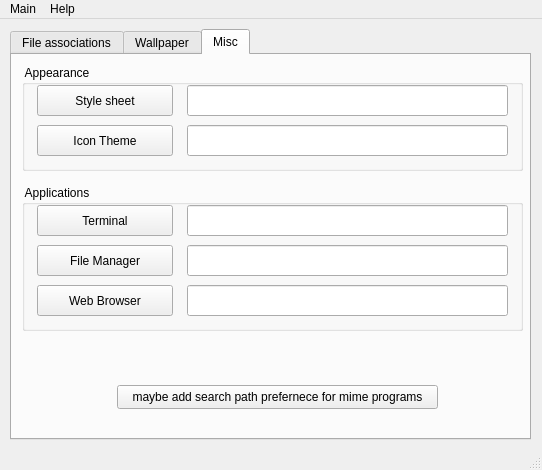
fluxer/bfp, file src/qsettings/qsettings.ui: the form before one commit.
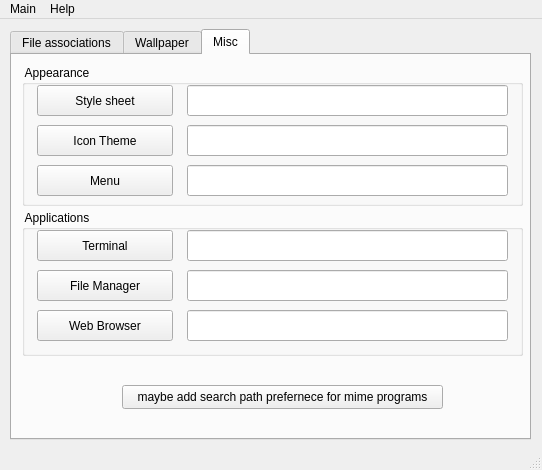
The form after the commit. The open tabs and pages were chosen to show the change. Icons and pictures are not drawn.

Commit message: added menu file option in qsettings

Diff of the .ui file:
```diff
--- a/src/qsettings/qsettings.ui
+++ b/src/qsettings/qsettings.ui
@@ -172,7 +172,7 @@
       <property name="geometry">
        <rect>
         <x>10</x>
-        <y>130</y>
+        <y>155</y>
         <width>501</width>
         <height>146</height>
        </rect>
@@ -277,7 +277,7 @@
         <x>10</x>
         <y>10</y>
         <width>501</width>
-        <height>106</height>
+        <height>141</height>
        </rect>
       </property>
       <property name="title">
@@ -343,11 +343,41 @@
         <bool>true</bool>
        </property>
       </widget>
+      <widget class="QLineEdit" name="MenuEdit">
+       <property name="geometry">
+        <rect>
+         <x>165</x>
+         <y>100</y>
+         <width>321</width>
+         <height>31</height>
+        </rect>
+       </property>
+       <property name="readOnly">
+        <bool>true</bool>
+       </property>
+      </widget>
+      <widget class="QPushButton" name="MenuButton">
+       <property name="geometry">
+        <rect>
+         <x>15</x>
+         <y>100</y>
+         <width>136</width>
+         <height>31</height>
+        </rect>
+       </property>
+       <property name="text">
+        <string>Menu</string>
+       </property>
+       <property name="icon">
+        <iconset resource="../qresources/libqresources.qrc">
+         <normaloff>:/usr/share/qresources/resources/system-run.svg</normaloff>:/usr/share/qresources/resources/system-run.svg</iconset>
+       </property>
+      </widget>
      </widget>
      <widget class="QPushButton" name="pushButton">
       <property name="geometry">
        <rect>
-        <x>105</x>
+        <x>110</x>
         <y>330</y>
         <width>321</width>
         <height>24</height>
```
Left out of the diff: 4 changed lines with no effect on the pictures.
